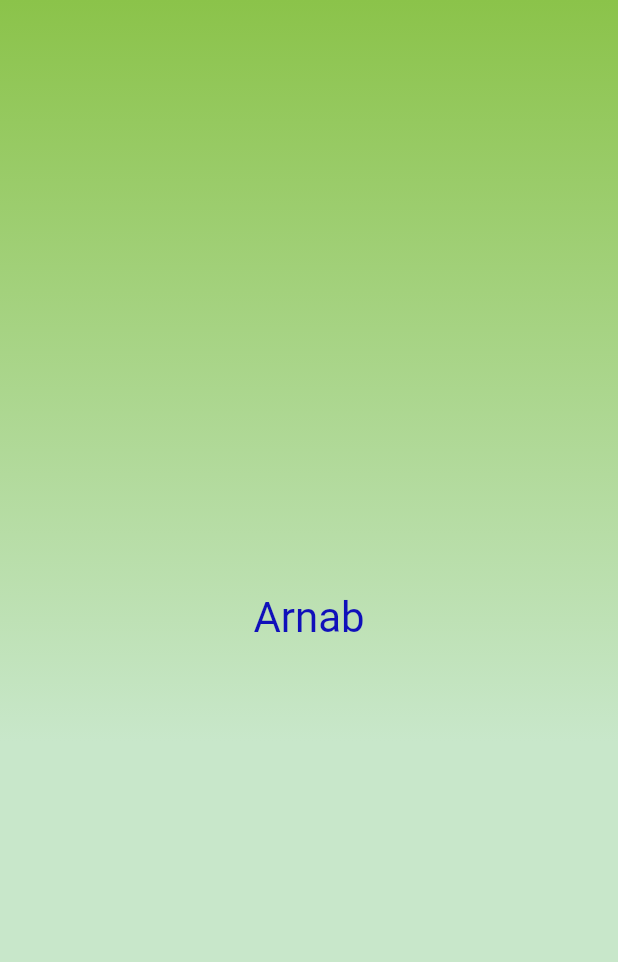
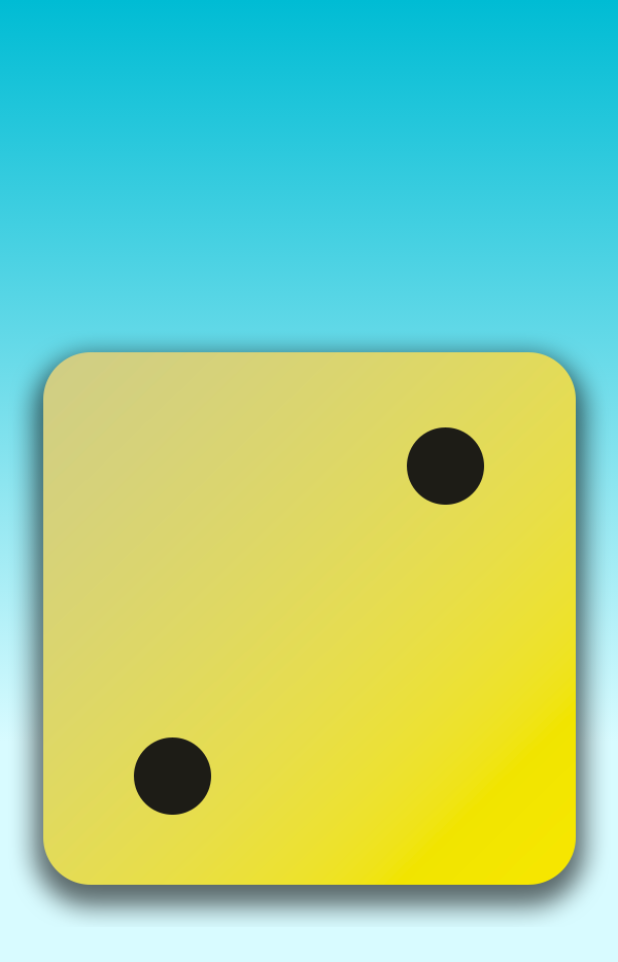
Before and after one commit to RonnieArnab/flutter_projects, a Flutter app: the screen it shows after launch, on a phone screen of 412 x 824 dp. Shown: the top 962 px of the screen. Run offline on Flutter 3.47's test engine with Material 2 defaults, Android fonts, the phone set to English and light mode, and no system bars.

Commit message:
adding images to the app

```diff
--- a/first_app/lib/gradient_container.dart
+++ b/first_app/lib/gradient_container.dart
@@ -1,5 +1,5 @@
 import 'package:flutter/material.dart';
-import 'package:first_app/style_text.dart' ;
+// import 'package:first_app/style_text.dart' ;
 
 class GradientContiner extends StatelessWidget {
   const GradientContiner(this.color,{super.key});
@@ -15,8 +15,8 @@ class GradientContiner extends StatelessWidget {
         begin: Alignment.bottomCenter,
         end: Alignment.topCenter,
       )),
-      child: const Center(
-        child: StyleText('Arnab') ,
+      child: Center(
+        child: Image.asset('assets/images/dice-2.png') ,
       ),
     );
   }
--- a/first_app/lib/main.dart
+++ b/first_app/lib/main.dart
@@ -1,7 +1,7 @@
 import 'package:flutter/material.dart';
 import  'package:first_app/gradient_container.dart';
 
-const List<Color> color = [Color(0xffc8e7ca), Color(0xff8bc34a)];
+const List<Color> color = [Color(0xffd8fbff), Color(0xff00bcd4)];
 
 void main() {
   runApp(
```
Also changed, not shown: first_app/pubspec.yaml (+8 -3 lines), first_app/assets/images/dice-1.png (added), first_app/assets/images/dice-2.png (added), first_app/assets/images/dice-3.png (added), first_app/assets/images/dice-4.png (added), first_app/assets/images/dice-5.png (added), first_app/assets/images/dice-6.png (added), 1 other file.
